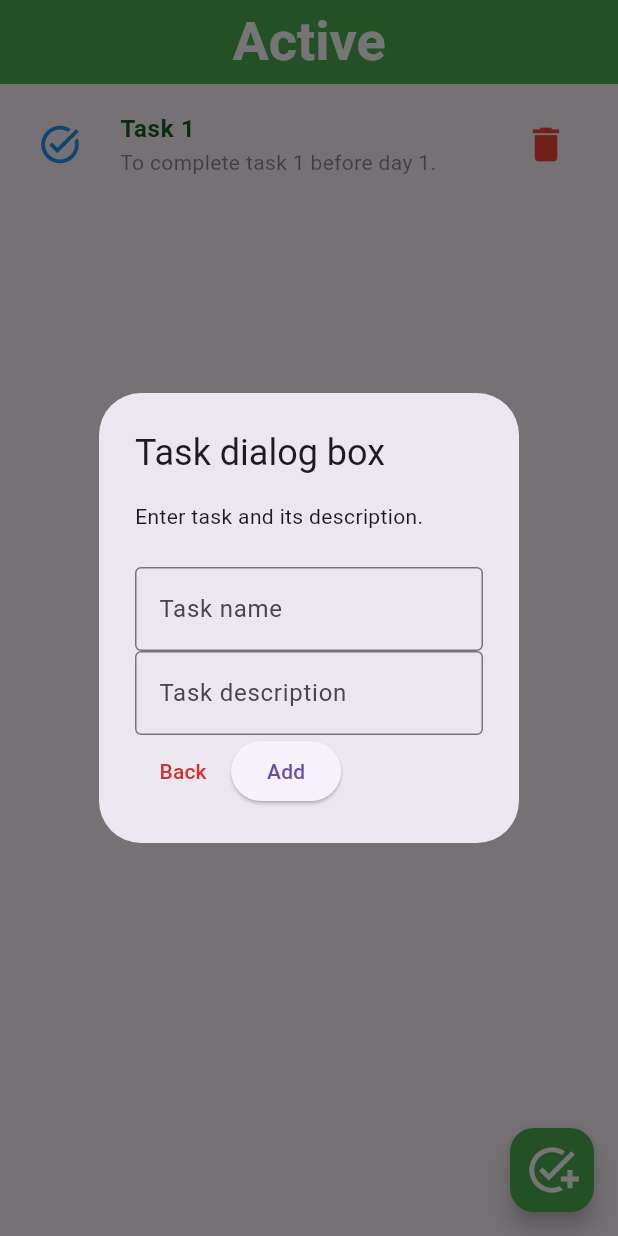
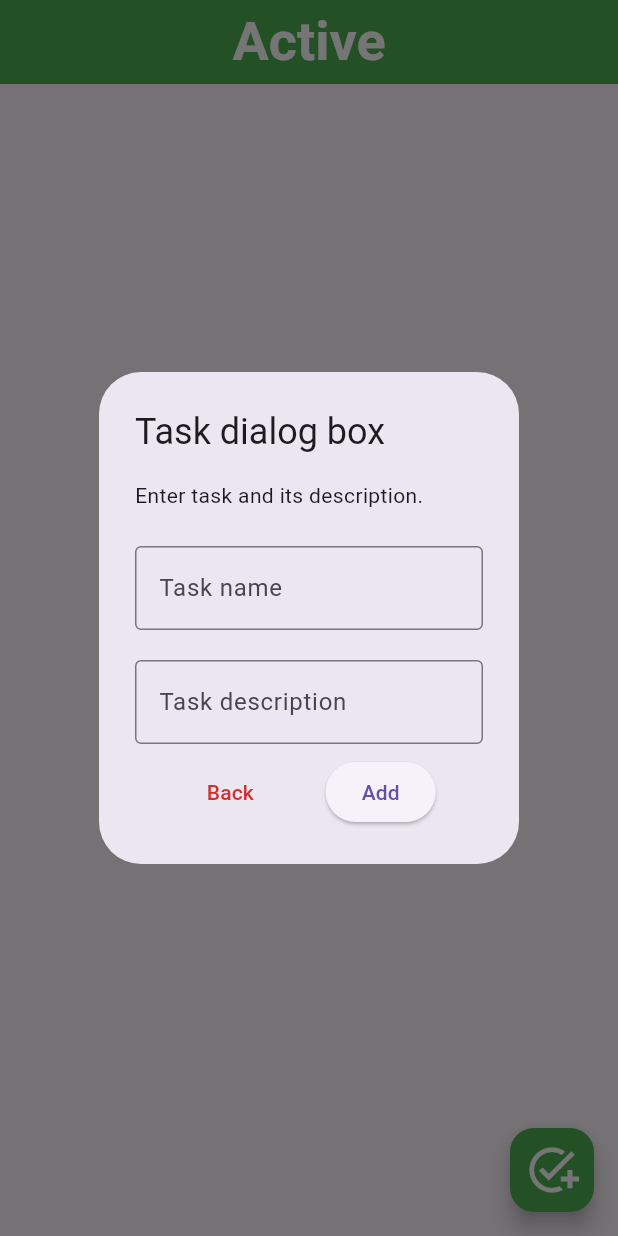
Before and after one commit to ANUJK0004/To-Do-App, a Flutter app: the screen it shows after launch, after a tap on the "add task" icon, on a phone screen of 412 x 824 dp. Run offline on Flutter 3.47's test engine with Material 3 defaults, Android fonts, the phone set to English and light mode, and no system bars.

Commit message:
All app functions are implemented.

```diff
--- a/lib/home_screen.dart
+++ b/lib/home_screen.dart
@@ -1,3 +1,5 @@
+import 'dart:core';
+
 import 'package:flutter/material.dart';
 
 class HomeScreen extends StatefulWidget {
@@ -7,10 +9,32 @@ class HomeScreen extends StatefulWidget {
   State<HomeScreen> createState() => _HomeScreenState();
 }
 
+class Task {
+  final String title;
+  final String description;
+  final bool isCompleted;
+
+  Task({required this.title, required this.description, required this.isCompleted});
+}
+
 class _HomeScreenState extends State<HomeScreen> {
-  var task = "Task 1";
-  var taskDescription = "To complete task 1 before day 1.";
+  late final TextEditingController _taskTitle = TextEditingController();
+  late final TextEditingController _taskDescription = TextEditingController();
+  static const addMessage = SnackBar(content: Text("Task added ✅"));
+  late Color markIcon;
+  List<Task> tasks = [];
 
+  @override
+  void initState() {
+    super.initState();
+  }
+
+  @override
+  void dispose() {
+    super.dispose();
+    _taskTitle.clear();
+    _taskDescription.clear();
+  }
   @override
   Widget build(BuildContext context) {
     return Scaffold(
@@ -26,34 +50,51 @@ class _HomeScreenState extends State<HomeScreen> {
         centerTitle: true,
         backgroundColor: Colors.green,
       ),
-      body: ListView(
-        padding: EdgeInsets.only(top: 10),
-        children: [
-          ListTile(
-            minTileHeight: 52,
+      body: tasks.isEmpty
+          ? Center(child: Text("Add tasks", style: TextStyle(fontSize: 32)))
+          : ListView.builder(
+              itemCount: tasks.length,
+              itemBuilder: (context, index) {
+                return ListTile(
+                  onLongPress: () {},
+                  minTileHeight: 100,
                   title: Text(
-              task,
+                    tasks[index].title,
                     style: TextStyle(
                       color: Colors.green.shade900,
                       fontWeight: FontWeight.bold,
+                      fontSize: 24,
                     ),
                   ),
                   subtitle: Text(
-              taskDescription,
-              style: TextStyle(color: Colors.black45),
+                    tasks[index].description,
+                    style: TextStyle(color: Colors.black, fontSize: 18),
                   ),
                   leading: IconButton(
-              onPressed: () {},
+                    onPressed: () {
+                      setState(() {
+                        if (tasks[index].isCompleted) {
+                          markIcon = Colors.blue;
+                        }
+                        else {
+                          markIcon = Colors.black26;
+                        }
+                      });
+                    },
                     icon: Icon(Icons.task_alt, size: 30),
-              color: Colors.blue,
+                    color: markIcon,
                   ),
                   trailing: IconButton(
-              onPressed: () {},
+                    onPressed: () {
+                      setState(() {
+                        tasks.removeAt(index);
+                      });
+                    },
                     icon: Icon(Icons.delete, size: 30),
                     color: Colors.red,
                   ),
-          ),
-        ],
+                );
+              },
             ),
       floatingActionButton: FloatingActionButton(
         onPressed: () => showDialog(
@@ -65,20 +106,26 @@ class _HomeScreenState extends State<HomeScreen> {
               Column(
                 children: [
                   TextField(
+                    controller: _taskTitle,
                     decoration: InputDecoration(
                       labelText: "Task name",
                       hint: Text("Enter the task name here"),
                       border: OutlineInputBorder(),
                     ),
                   ),
+                  SizedBox(height: 20),
                   TextField(
+                    controller: _taskDescription,
                     decoration: InputDecoration(
                       labelText: "Task description",
                       hint: Text("Enter the task description here"),
                       border: OutlineInputBorder(),
                     ),
                   ),
-                  Row(
+                  Padding(
+                    padding: const EdgeInsets.only(top: 8.0),
+                    child: Row(
+                      mainAxisAlignment: MainAxisAlignment.spaceEvenly,
                       children: [
                         TextButton(
                           onPressed: () => Navigator.pop(context),
@@ -87,8 +134,40 @@ class _HomeScreenState extends State<HomeScreen> {
                             style: TextStyle(color: Colors.red.shade700),
                           ),
                         ),
-                      ElevatedButton(onPressed: () {}, child: Text("Add")),
+                        ElevatedButton(
+                          onPressed: () {
+                            setState(() {
+                              Task task = Task(
+                                title: _taskTitle.text,
+                                description: _taskDescription.text,
+                                isCompleted: false,
+                              );
+                              if (_taskTitle.text.isNotEmpty &&
+                                  _taskDescription.text.isNotEmpty) {
+                                tasks.add(task);
+                                Navigator.pop(context);
+                                ScaffoldMessenger.of(
+                                  context,
+                                ).showSnackBar(addMessage);
+                              } else {
+                                ScaffoldMessenger.of(context).showSnackBar(
+                                  SnackBar(
+                                    backgroundColor: Colors.green.shade200,
+                                    content: Text(
+                                      "Enter task details.",
+                                      style: TextStyle(
+                                        color: Colors.red.shade400,
+                                      ),
+                                    ),
+                                  ),
+                                );
+                              }
+                            });
+                          },
+                          child: Text("Add"),
+                        ),
                       ],
+                    ),
                   ),
                 ],
               ),
```
Lines whose indentation alone changed are shown as unchanged.
